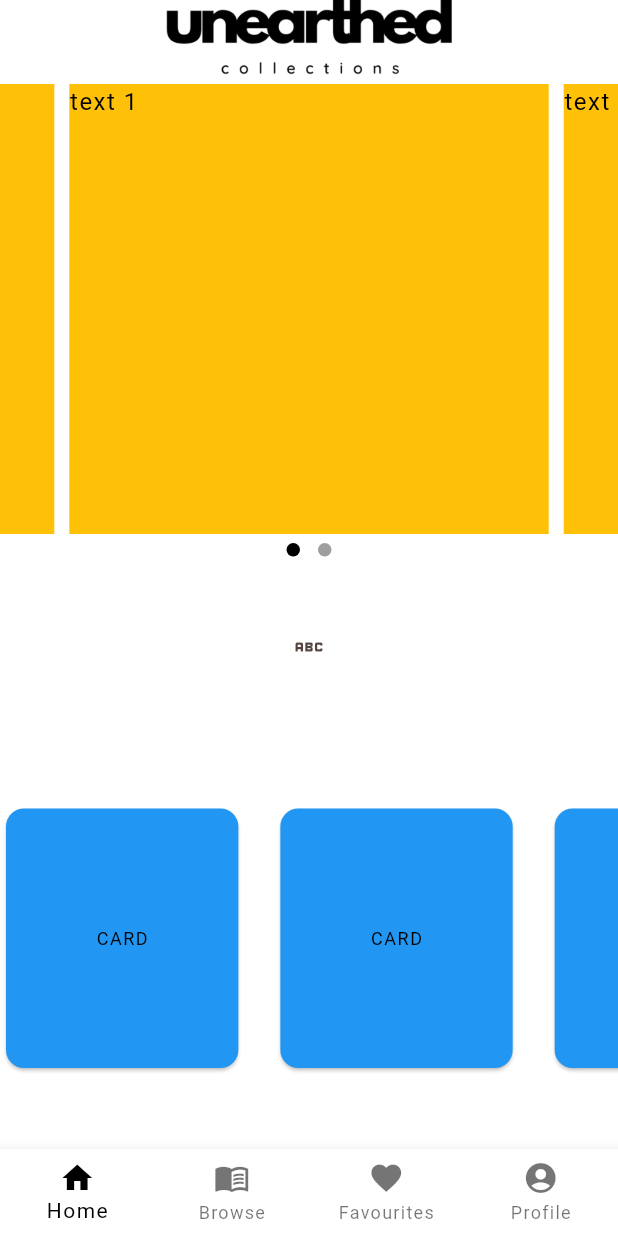
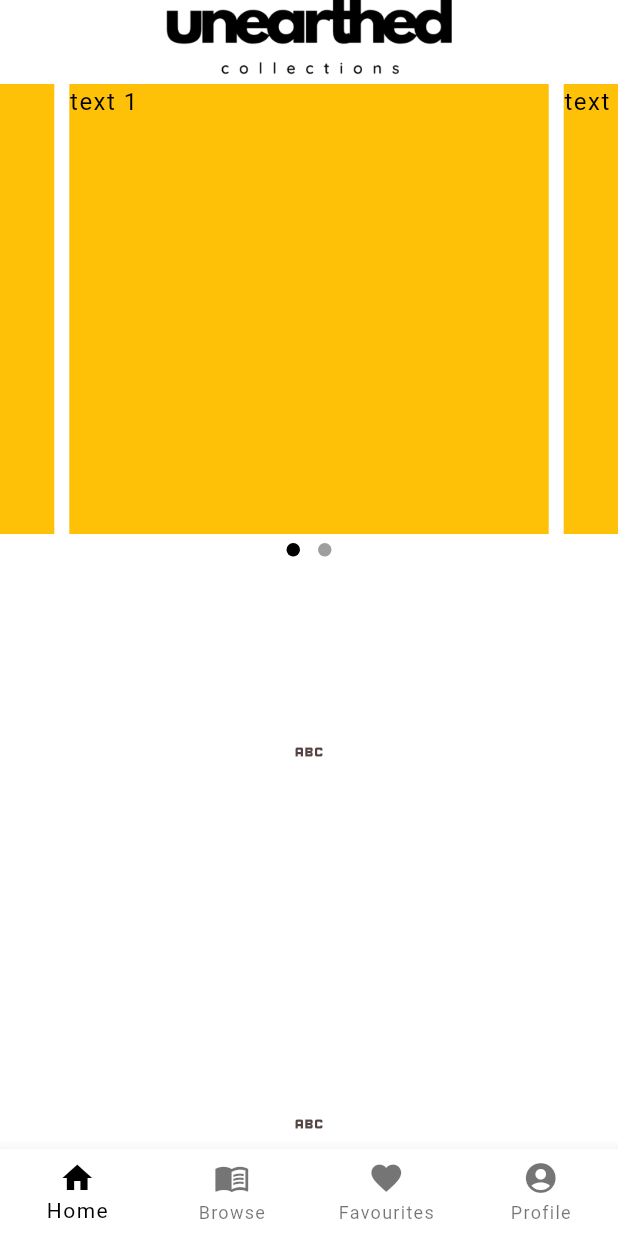
Before and after one commit to chris-bluemoon/revivals, a Flutter app: the screen it shows after launch, on a phone screen of 412 x 824 dp. Run offline on Flutter 3.47's test engine with Material 3 defaults, Android fonts, the phone set to English and light mode, and no system bars; drawn by our look-alikes of carousel_slider, dots_indicator; our stand-ins replace google_fonts.

Commit message:
Finished home page scrolling with all widgets

```diff
--- a/lib/screens/home/home.dart
+++ b/lib/screens/home/home.dart
@@ -3,6 +3,7 @@ import 'package:carousel_slider/carousel_slider.dart';
 import 'package:dots_indicator/dots_indicator.dart';
 
 import 'package:flutter/material.dart';
+import 'package:flutter/widgets.dart';
 import 'package:unearthed/screens/home/home_page_card.dart';
 import 'package:unearthed/screens/new_arrivals/new_arrivals.dart';
 
@@ -21,7 +22,7 @@ class _HomeState extends State<Home> {
  CarouselController buttonCarouselController = CarouselController();
   @override
   Widget build(BuildContext context) {
-    return Container(
+    return SingleChildScrollView(
       child: Column(
         children: [
           CarouselSlider(
@@ -60,19 +61,34 @@ class _HomeState extends State<Home> {
             dotsCount: items.length,
             position: currentIndex.toDouble(),
               decorator: const DotsDecorator(
-    colors: [Colors.grey, Colors.grey],
-    activeColor: Colors.black,
-    // colors: [Colors.grey[300], Colors.grey[600], Colors.grey[900]], // Inactive dot colors
-  ),
+          colors: [Colors.grey, Colors.grey],
+          activeColor: Colors.black,
+          // colors: [Colors.grey[300], Colors.grey[600], Colors.grey[900]], // Inactive dot colors
+        ),
           ),
           Container(
-            padding: EdgeInsets.all(30),
+            padding: EdgeInsets.symmetric(vertical: 100),
             child: IconButton(
               onPressed: () => Navigator.pushNamed(context, '/new_arrivals'),
               icon: Icon(Icons.abc)
             ),
           ),
-        Expanded(
+          Container(
+            padding: EdgeInsets.symmetric(vertical: 100),
+            child: IconButton(
+              onPressed: () => Navigator.pushNamed(context, '/new_arrivals'),
+              icon: Icon(Icons.abc)
+            ),
+          ),
+          Container(
+            padding: EdgeInsets.symmetric(vertical: 100),
+            child: IconButton(
+              onPressed: () => Navigator.pushNamed(context, '/new_arrivals'),
+              icon: Icon(Icons.abc)
+            ),
+          ),
+        SizedBox(
+          height: 100,
           child: ListView(
             // This next line does the trick.
             scrollDirection: Axis.horizontal,
@@ -90,6 +106,18 @@ class _HomeState extends State<Home> {
             ],
           ),
         ),
+        // Container(
+        //   child: Text('CHRIS',),
+        // ),
+        // Container(
+        //   child: Text('CHRIS',),
+        // ),
+        // Container(
+        //   child: Text('CHRIS',),
+        // ),
+        // Container(
+        //   child: Text('CHRIS',),
+        // ),
         ],
 
 
--- a/lib/screens/home/home_page_card.dart
+++ b/lib/screens/home/home_page_card.dart
@@ -11,14 +11,17 @@ class HomePageCard extends StatelessWidget {
     //   child: const Card(
     //   ),
     // );
-    return const Padding(
-      padding: EdgeInsets.symmetric(vertical: 50),
+    return Container(
+      height: 10,
+      child: const Padding(
+        padding: EdgeInsets.symmetric(vertical: 10),
         child: Card(
           color: Colors.blue,
           child: Center(child: Padding(
             padding: EdgeInsets.symmetric(horizontal: 60),
             child: Text('CARD'),
           ),),
-    ));
+      )),
+    );
   }
 }
```
Lines whose indentation alone changed are shown as unchanged.
